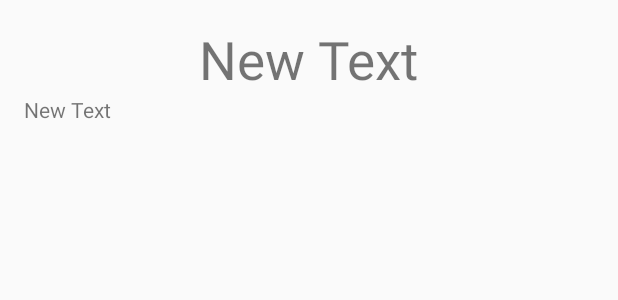
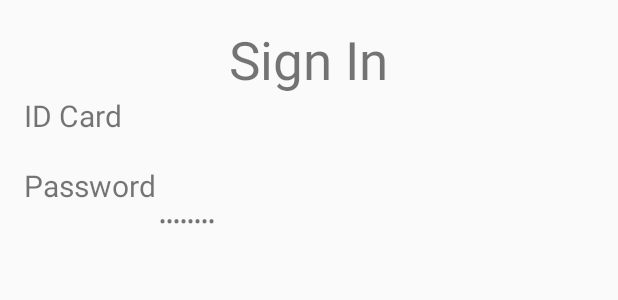
Before and after one commit to TrickSt4r/Bike-Book, an Android app: the layout activity_sign_up.xml on its own in the app's theme, with its tools: preview values and no code run, on a phone screen of 412 x 824 dp. Shown: the top 300 px of the screen. Run offline under Robolectric (Android 15) with nearby library versions, the phone set to English and light mode, and no system bars.

```diff
--- a/app/src/main/res/layout/activity_sign_up.xml
+++ b/app/src/main/res/layout/activity_sign_up.xml
@@ -15,7 +15,7 @@
         <TextView
             android:layout_width="wrap_content"
             android:layout_height="wrap_content"
-            android:text="New Text"
+            android:text="@string/signin"
             android:id="@+id/textView"
             android:layout_gravity="center_horizontal"
             android:textSize="@dimen/h1" />
@@ -23,7 +23,31 @@
         <TextView
             android:layout_width="wrap_content"
             android:layout_height="wrap_content"
+            android:text="@string/id_card"
+            android:id="@+id/textView2"
+            android:textIsSelectable="false"
+            android:textSize="@dimen/h2" />
+
+        <TextView
+            android:layout_width="200dp"
+            android:layout_height="wrap_content"
+            android:id="@+id/textView3"
+            android:layout_gravity="center_horizontal"
+            android:inputType="number" />
+
+        <TextView
+            android:layout_width="wrap_content"
+            android:layout_height="wrap_content"
+            android:text="@string/password"
+            android:id="@+id/textView4"
+            android:textSize="@dimen/h2" />
+
+        <TextView
+            android:layout_width="200dp"
+            android:layout_height="wrap_content"
             android:text="New Text"
-            android:id="@+id/textView2" />
+            android:id="@+id/textView5"
+            android:layout_gravity="center_horizontal"
+            android:inputType="textPassword" />
     </LinearLayout>
 </RelativeLayout>
--- a/app/src/main/res/values/dimens.xml
+++ b/app/src/main/res/values/dimens.xml
@@ -3,4 +3,5 @@
     <dimen name="activity_horizontal_margin">16dp</dimen>
     <dimen name="activity_vertical_margin">16dp</dimen>
     <dimen name="h1">35dp</dimen>
+    <dimen name="h2">20sp</dimen>
 </resources>
--- a/app/src/main/res/values/strings.xml
+++ b/app/src/main/res/values/strings.xml
@@ -5,4 +5,5 @@
 
     <string name="id_card" >ID Card</string>
     <string name="password">Password</string>
+
 </resources>
```
